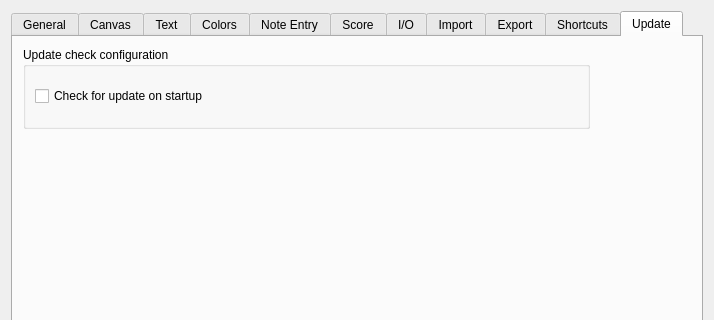
musescore/musescore-old, file mscore/mscore/prefsdialog.ui: the form before one commit; both pictures show x 0 to 714 and y 0 to 320 of the 714 by 627 pixel window.
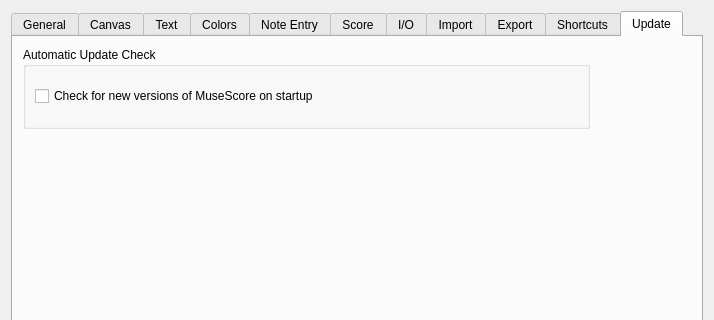
The form after the commit. The open tabs and pages were chosen to show the change. Icons and pictures are not drawn. Custom widgets are drawn as their Qt base class.

```diff
--- a/mscore/mscore/prefsdialog.ui
+++ b/mscore/mscore/prefsdialog.ui
@@ -2192,7 +2192,7 @@
         </rect>
        </property>
        <property name="title">
-        <string>Update check configuration</string>
+        <string>Automatic Update Check</string>
        </property>
        <property name="flat">
         <bool>true</bool>
@@ -2201,7 +2201,7 @@
         <item>
          <widget class="QCheckBox" name="checkUpdateStartup">
           <property name="text">
-           <string>Check for update on startup</string>
+           <string>Check for new versions of MuseScore on startup</string>
           </property>
          </widget>
         </item>
```
Left out of the diff: 2 changed lines with no effect on the pictures.
